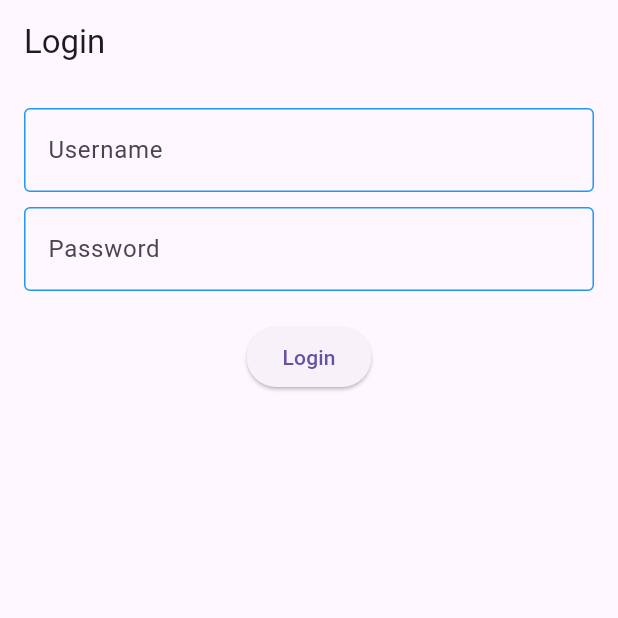
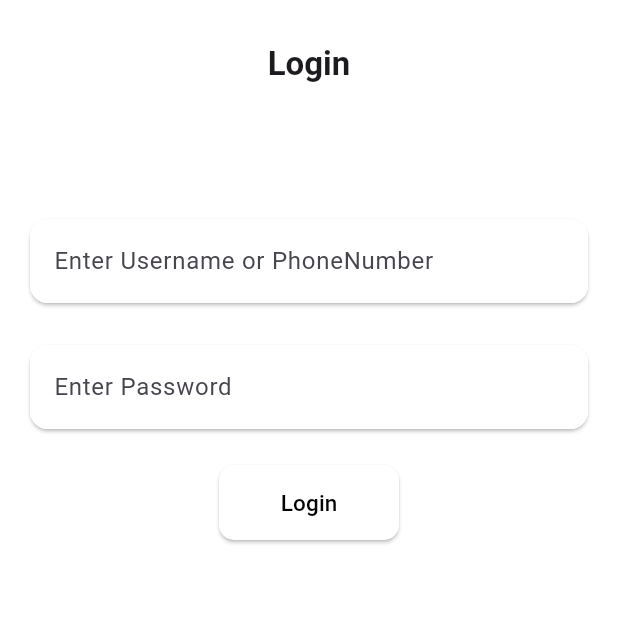
Before and after one commit to yasirzain15/qofi-driver-app, a Flutter app: the screen it shows after launch, on a phone screen of 412 x 824 dp, the top half of it. Run offline on Flutter 3.47's test engine with Material 3 defaults, Android fonts, the phone set to English and light mode, and no system bars; our stand-ins replace geolocator, image_picker, shared_preferences.

Commit message:
Task completed
Add loader in  login screen
update phone/username field
Get user current location

```diff
--- a/lib/Core/Constants/utils/login_utils.dart
+++ b/lib/Core/Constants/utils/login_utils.dart
@@ -4,7 +4,7 @@ class ValidationUtils {
     String phone,
     String password,
   ) {
-    if (username.isEmpty || phone.isEmpty || password.isEmpty) {
+    if (username.isEmpty || password.isEmpty) {
       return 'All fields are required';
     }
 
--- a/lib/Model/drivermodel.dart
+++ b/lib/Model/drivermodel.dart
@@ -1,26 +1,21 @@
 class Driver {
   final int id;
   final String email;
-  final String phone;
+
   final String image;
 
-  Driver({
-    required this.id,
-    required this.email,
-    required this.phone,
-    required this.image,
-  });
+  Driver({required this.id, required this.email, required this.image});
 
   factory Driver.fromJson(Map<String, dynamic> json) {
     return Driver(
       id: json['driver_id'] ?? 0,
       email: json['email'] ?? 'N/A',
-      phone: json['phone'] ?? 'N/A',
+
       image: json['image'] ?? 'https://example.com/default-image.png',
     );
   }
 
   Map<String, dynamic> toJson() {
-    return {'driver_id': id, 'email': email, 'phone': phone, 'image': image};
+    return {'driver_id': id, 'email': email, 'image': image};
   }
 }
--- a/lib/View/login/login_screen.dart
+++ b/lib/View/login/login_screen.dart
@@ -1,10 +1,16 @@
+import 'dart:convert';
+
+import 'package:flutter/foundation.dart';
 import 'package:flutter/material.dart';
+import 'package:geolocator/geolocator.dart';
+import 'package:qufi_driver_app/Controller/location_controller.dart';
+import 'package:qufi_driver_app/Controller/logincontroller.dart';
+import 'package:qufi_driver_app/Core/Constants/app_colors.dart';
+import 'package:qufi_driver_app/Services/storage_service.dart';
+
 import 'package:qufi_driver_app/View/dashboard/dashboardscreen.dart';
-
 import 'package:qufi_driver_app/Widgets/Login/custombutton.dart';
 import 'package:qufi_driver_app/Widgets/Login/inputfield.dart';
-
-import '../../Controller/logincontroller.dart';
 
 class LoginScreen extends StatefulWidget {
   const LoginScreen({super.key});
@@ -17,27 +23,60 @@ class LoginScreen extends StatefulWidget {
 class _LoginScreenState extends State<LoginScreen> {
   final _formKey = GlobalKey<FormState>();
   final _usernameController = TextEditingController();
-  final _phoneController = TextEditingController();
   final _passwordController = TextEditingController();
-  final LoginController _controller =
-      LoginController(); // ✅ Connects LoginController
+  final LoginController _controller = LoginController();
+
+  bool _isLoading = false;
 
   void _login() async {
+    String userInput = _usernameController.text.trim();
+    String password = _passwordController.text.trim();
+    bool isPhoneNumber = RegExp(r'^\d+$').hasMatch(userInput);
+
+    Map<String, dynamic> requestData = {
+      if (!isPhoneNumber) "username": userInput,
+      if (isPhoneNumber) "phone": userInput,
+      "password": password,
+    };
+
+    if (kDebugMode) {
+      print("Final Login Request: ${jsonEncode(requestData)}");
+    } // Debugging Output
+
+    setState(() => _isLoading = true);
+
     bool success = await _controller.login(
       context,
-      _usernameController.text,
-      _passwordController.text,
-      _phoneController.text,
+      requestData["username"] ?? requestData["phone"] ?? "",
+      requestData["password"]!,
     );
 
+    setState(() => _isLoading = false);
+
     if (success) {
+      Position? location = await LocationController().getCurrentLocation();
+      if (location != null) {
+        if (kDebugMode) {
+          print("User Location: ${location.latitude}, ${location.longitude}");
+        }
+      }
+
+      await StorageService().saveUserCredentials(
+        userInput,
+        password,
+        "dummyToken",
+      );
+      if (!mounted) {
+        return; // Ensures the widget is still active before navigating
+      }
+
       Navigator.pushReplacement(
-        // ignore: use_build_context_synchronously
         context,
         MaterialPageRoute(builder: (context) => DashboardScreen()),
       );
     } else {
-      // ignore: use_build_context_synchronously
+      if (!mounted) return; // Prevents accessing context if widget is disposed
+
       ScaffoldMessenger.of(context).showSnackBar(
         SnackBar(content: Text("Login failed! Please check credentials.")),
       );
@@ -47,25 +86,37 @@ class _LoginScreenState extends State<LoginScreen> {
   @override
   Widget build(BuildContext context) {
     return Scaffold(
-      appBar: AppBar(title: Text('Login')),
+      backgroundColor: AppColors.background,
+      appBar: AppBar(
+        backgroundColor: AppColors.background,
+        title: Padding(
+          padding: const EdgeInsets.only(top: 30),
+          child: Center(
+            child: Text('Login', style: TextStyle(fontWeight: FontWeight.bold)),
+          ),
+        ),
+      ),
       body: Padding(
         padding: const EdgeInsets.all(16.0),
         child: Form(
           key: _formKey,
           child: Column(
             children: [
-              InputField(controller: _usernameController, label: 'Username'),
-              SizedBox(height: 10),
+              SizedBox(height: 70),
+              InputField(
+                controller: _usernameController,
+                label: 'Enter Username or PhoneNumber',
+              ),
+              SizedBox(height: 20),
               InputField(
                 controller: _passwordController,
-                label: 'Password',
+                label: 'Enter Password',
                 isPassword: true,
               ),
               SizedBox(height: 20),
-              CustomButton(
-                text: 'Login',
-                onPressed: _login,
-              ), // ✅ Calls `_login()`
+              _isLoading
+                  ? CircularProgressIndicator()
+                  : CustomButton(text: 'Login', onPressed: _login),
             ],
           ),
         ),
--- a/lib/Widgets/Login/custombutton.dart
+++ b/lib/Widgets/Login/custombutton.dart
@@ -2,12 +2,37 @@ import 'package:flutter/material.dart';
 
 class CustomButton extends StatelessWidget {
   final String text;
-  final VoidCallback onPressed;
-
-  const CustomButton({super.key, required this.text, required this.onPressed});
+  final VoidCallback? onPressed;
+  final double width;
+  final double height;
+  final double textSize;
+  const CustomButton({
+    super.key,
+    required this.text,
+    required this.onPressed,
+    this.width = 120,
+    this.height = 50,
+    this.textSize = 15,
+  });
 
   @override
   Widget build(BuildContext context) {
-    return ElevatedButton(onPressed: onPressed, child: Text(text));
+    return SizedBox(
+      width: width,
+      height: height,
+      child: ElevatedButton(
+        onPressed: onPressed ?? () {},
+        style: ElevatedButton.styleFrom(
+          backgroundColor: Colors.white,
+          shape: RoundedRectangleBorder(
+            borderRadius: BorderRadius.circular(10),
+          ),
+        ),
+        child: Text(
+          text,
+          style: TextStyle(fontSize: textSize, color: Colors.black),
+        ),
+      ),
+    );
   }
 }
--- a/lib/Widgets/Login/inputfield.dart
+++ b/lib/Widgets/Login/inputfield.dart
@@ -16,30 +16,35 @@ class InputField extends StatelessWidget {
 
   @override
   Widget build(BuildContext context) {
-    return TextFormField(
+    return Card(
+      elevation: 1,
+      color: Colors.white,
+      child: TextFormField(
         controller: controller,
         obscureText: isPassword,
-      keyboardType: keyboardType,
         decoration: InputDecoration(
-        enabled: true,
+          fillColor: Colors.white,
+          border: InputBorder.none,
           labelText: label,
-        border: OutlineInputBorder(),
+          filled: true,
+          // contentPadding: EdgeInsets.symmetric(horizontal: 15, vertical: 12),
           enabledBorder: OutlineInputBorder(
-          borderSide: BorderSide(color: Colors.blue, width: 1.0), // Thin border
+            borderSide: BorderSide(color: Colors.white, width: 2.0),
+            borderRadius: BorderRadius.circular(12),
           ),
           focusedBorder: OutlineInputBorder(
-          borderSide: BorderSide(
-            color: Colors.blue,
-            width: 2.0,
-          ), // Highlighted border when focused
+            borderSide: BorderSide(color: Colors.white, width: 2.0),
+            borderRadius: BorderRadius.circular(12),
           ),
         ),
+
         validator: (value) {
           if (value == null || value.isEmpty) {
             return '$label cannot be empty';
           }
           return null;
         },
+      ),
     );
   }
 }
--- a/lib/main.dart
+++ b/lib/main.dart
@@ -1,10 +1,31 @@
 import 'package:flutter/material.dart';
+import 'package:qufi_driver_app/Controller/location_controller.dart';
 import 'package:qufi_driver_app/Services/storage_service.dart';
 import 'package:qufi_driver_app/View/dashboard/dashboardscreen.dart';
+import 'package:qufi_driver_app/View/location_screen.dart';
 import 'package:qufi_driver_app/View/login/login_screen.dart';
+
+// void main() async {
+//   WidgetsFlutterBinding.ensureInitialized(); // Ensures async execution before runApp
+
+//   final storageService = StorageService(); // Create instance
+//   final credentials =
+//       await storageService.getUserCredentials(); // Fetch saved credentials
+//   final bool isLoggedIn = credentials['token'] != null; // Check if token exists
+
+//   runApp(MyApp(isLoggedIn: isLoggedIn)); // Pass login state to MyApp
+// }
 
 void main() async {
   WidgetsFlutterBinding.ensureInitialized(); // Ensures async execution before runApp
+
+  // ✅ Check location permission before anything else
+  bool locationEnabled = await LocationController().checkLocationPermission();
+
+  if (!locationEnabled) {
+    runApp(LocationRequiredScreen()); // ✅ Show location prompt first
+    return;
+  }
 
   final storageService = StorageService(); // Create instance
   final credentials =
@@ -15,7 +36,7 @@ void main() async {
 }
 
 class MyApp extends StatelessWidget {
-  final bool isLoggedIn; // Stores login state
+  final bool? isLoggedIn; // Stores login state
 
   const MyApp({super.key, required this.isLoggedIn});
 
@@ -26,7 +47,7 @@ class MyApp extends StatelessWidget {
       title: 'Qofi Driver',
       theme: ThemeData(primarySwatch: Colors.blue),
       home:
-          isLoggedIn
+          (isLoggedIn ?? false)
               ? DashboardScreen()
               : LoginScreen(), // Show appropriate screen
     );
--- a/pubspec.yaml
+++ b/pubspec.yaml
@@ -15,6 +15,9 @@ dependencies:
   shared_preferences: ^2.5.3
   http: ^1.4.0
   flutter_secure_storage: ^9.2.4
+  provider: ^6.1.5
+  geolocator: ^14.0.0
+  permission_handler: ^12.0.0+1
 
 dev_dependencies:
   flutter_test:
```
Also changed, not shown: lib/Controller/location_controller.dart (added, +67 -0 lines), lib/Controller/logincontroller.dart (+29 -5 lines), lib/Services/auth_pprovider.dart (added, +13 -0 lines), lib/Services/auth_services.dart (+68 -5 lines), lib/Services/driver_service.dart (+8 -5 lines), lib/Services/storage_service.dart (+9 -4 lines), lib/View/location_screen.dart (added, +28 -0 lines), pubspec.lock, 7 other files. Lines whose indentation alone changed are shown as unchanged.
